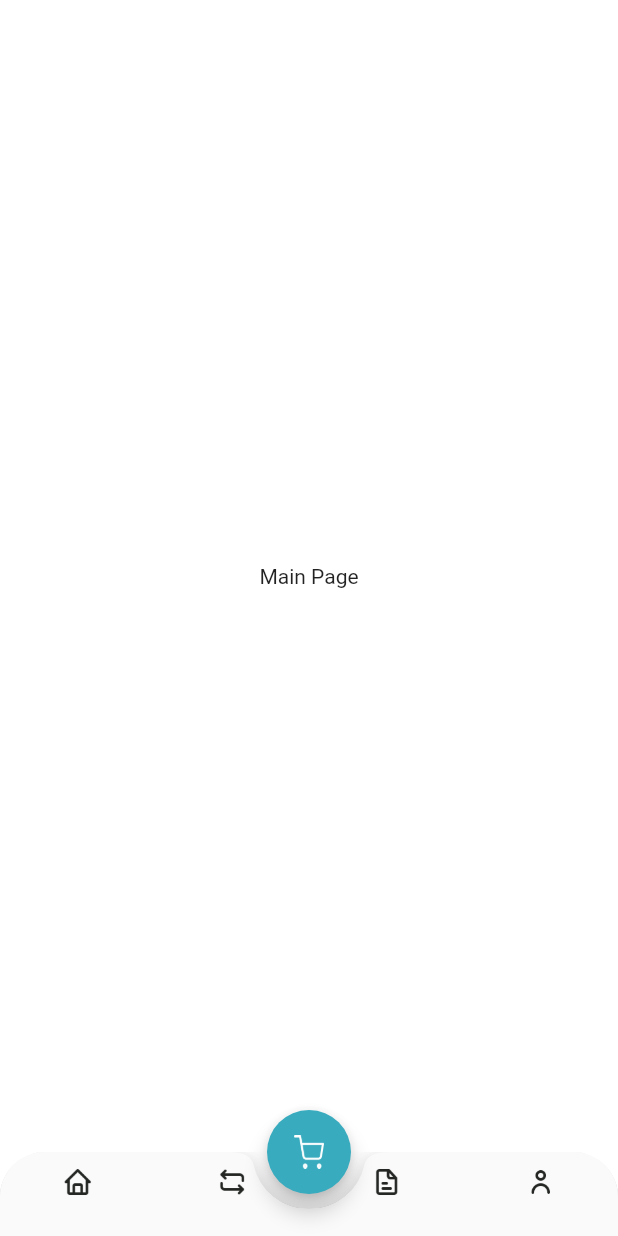
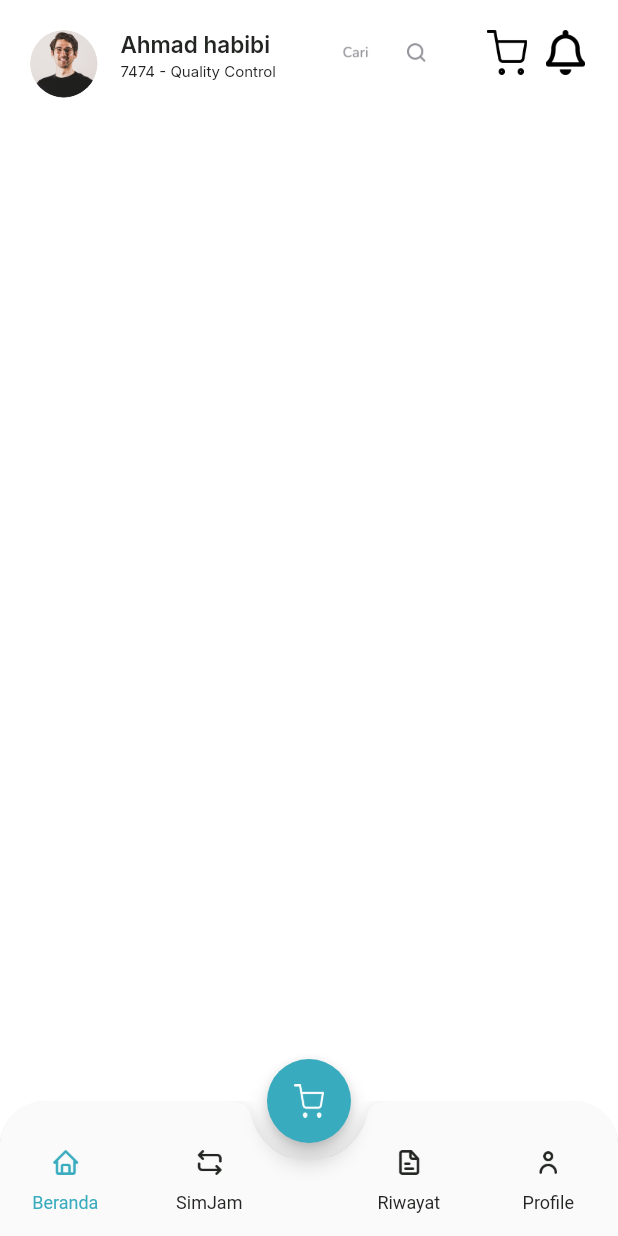
Before and after one commit to adiilam/kopkarsi, a Flutter app: the MainPage screen opened by its route, on a phone screen of 412 x 824 dp. Run offline on Flutter 3.47's test engine with Material 3 defaults, Android fonts, the light colour scheme and no system bars; our stand-ins replace google_fonts.

Commit message:
feat: Home Page

```diff
--- /dev/null
+++ b/lib/pages/home/history_page.dart
@@ -0,0 +1,12 @@
+import 'package:flutter/material.dart';
+
+class HistoryPage extends StatelessWidget {
+  const HistoryPage({super.key});
+
+  @override
+  Widget build(BuildContext context) {
+    return const Center(
+      child: Text('History Page'),
+    );
+  }
+}
--- /dev/null
+++ b/lib/pages/home/home_page.dart
@@ -0,0 +1,130 @@
+// import 'package:flutter/cupertino.dart';
+import 'package:flutter/material.dart';
+// import 'package:flutter/widgets.dart';
+import 'package:kopkarsi/theme.dart';
+
+class HomePage extends StatelessWidget {
+  const HomePage({super.key});
+
+  @override
+  Widget build(BuildContext context) {
+    Widget header() {
+      return Container(
+        margin: EdgeInsets.only(
+          top: defaultMargin,
+          right: defaultMargin,
+          left: defaultMargin,
+        ),
+        child: Row(
+          crossAxisAlignment: CrossAxisAlignment.start,
+          children: [
+            Expanded(
+              child: Column(
+                crossAxisAlignment: CrossAxisAlignment.start,
+                children: [
+                  Container(
+                    width: 45,
+                    height: 45,
+                    decoration: const BoxDecoration(
+                      shape: BoxShape.circle,
+                      image: DecorationImage(
+                        image: AssetImage('assets/image_profil.png'),
+                      ),
+                    ),
+                  ),
+                ],
+              ),
+            ),
+            const SizedBox(
+              width: 12,
+            ),
+            Column(
+              crossAxisAlignment: CrossAxisAlignment.start,
+              children: [
+                Text(
+                  'Ahmad habibi',
+                  style: titleTextStyle.copyWith(
+                    fontSize: 15,
+                    fontWeight: semiBold,
+                  ),
+                ),
+                const SizedBox(
+                  height: 3,
+                ),
+                Text(
+                  '7474 - Quality Control',
+                  style: titleTextStyle.copyWith(
+                    fontSize: 10,
+                    fontWeight: regular,
+                  ),
+                ),
+              ],
+            ),
+            const SizedBox(
+              width: 15,
+            ),
+            // Container(
+            //   margin: const EdgeInsets.only(top: 15),
+            //   height: 30,
+            //   decoration: BoxDecoration(
+            //     color: backgroundColor2,
+            //     borderRadius: BorderRadius.circular(10),
+            //   ),
+            //   child: Row(
+            //     children: [
+            //       const SizedBox(
+            //         width: 10,
+            //       ),
+            //       Expanded(
+            //         child: TextFormField(
+            //           style: titleTextStyle,
+            //           decoration: InputDecoration.collapsed(
+            //             hintText: 'Search',
+            //             hintStyle: subtitleTextStyle,
+            //           ),
+            //         ),
+            //       )
+            //     ],
+            //   ),
+            // ),
+            Column(
+              children: [
+                Row(
+                  children: [
+                    Image.asset(
+                      'assets/input_search.png',
+                      width: 116,
+                      height: 30,
+                    ),
+                    const SizedBox(
+                      width: 8,
+                    ),
+                    Image.asset(
+                      'assets/icon_cart_black.png',
+                      width: 30,
+                      height: 30,
+                    ),
+                    const SizedBox(
+                      width: 9,
+                    ),
+                    Image.asset(
+                      'assets/icon_notification_black.png',
+                      width: 30,
+                      height: 30,
+                    ),
+                  ],
+                ),
+              ],
+            ),
+          ],
+        ),
+      );
+    }
+
+    return ListView(
+      children: [
+        header(),
+      ],
+    );
+  }
+}
--- a/lib/pages/home/main_page.dart
+++ b/lib/pages/home/main_page.dart
@@ -1,55 +1,193 @@
+// import 'package:flutter/widgets.dart';
+import 'package:kopkarsi/pages/home/history_page.dart';
+import 'package:kopkarsi/pages/home/home_page.dart';
+import 'package:kopkarsi/pages/home/profile_page.dart';
+import 'package:kopkarsi/pages/home/simjam_page.dart';
 import 'package:kopkarsi/theme.dart';
 import 'package:flutter/material.dart';
 // import 'package:flutter/theme.dart';
 
-class MainPage extends StatelessWidget {
+class MainPage extends StatefulWidget {
   const MainPage({super.key});
 
   @override
+  State<MainPage> createState() => _MainPageState();
+}
+
+class _MainPageState extends State<MainPage> {
+  int currentIndex = 0;
+
+  @override
   Widget build(BuildContext context) {
-
-    Widget cartButton(){
-      return FloatingActionButton(onPressed: (){},
+    Widget cartButton() {
+      return FloatingActionButton(
+        onPressed: () {},
         backgroundColor: iconColor,
-      child: Image.asset('assets/icon_cart.png',width: 20,),
+        child: Image.asset(
+          'assets/icon_cart.png',
+          width: 20,
+        ),
       );
     }
 
     Widget customBottomNav() {
       return ClipRRect(
-        borderRadius: const BorderRadius.vertical(top: Radius.circular(30),),
+        borderRadius: const BorderRadius.vertical(
+          top: Radius.circular(30),
+        ),
         child: BottomAppBar(
           shape: const CircularNotchedRectangle(),
-          notchMargin: 10,
+          notchMargin: 12,
           clipBehavior: Clip.antiAlias,
           child: BottomNavigationBar(
+            currentIndex: currentIndex,
+            onTap: (value) {
+              print(value);
+              setState(() {
+                currentIndex = value;
+              });
+            },
             type: BottomNavigationBarType.fixed,
+            showSelectedLabels: true,
+            showUnselectedLabels: true,
+            selectedLabelStyle: TextStyle(
+              fontSize: 12,
+              fontWeight: regular,
+            ),
+            unselectedLabelStyle: TextStyle(
+              fontSize: 12,
+              fontWeight: regular,
+            ),
             items: [
               BottomNavigationBarItem(
-              icon: Image.asset(
+                icon: Transform.translate(
+                  offset: const Offset(-8, 5),
+                  child: Column(
+                    mainAxisAlignment: MainAxisAlignment.center,
+                    children: [
+                      Container(
+                        margin: const EdgeInsets.only(
+                          top: 20,
+                          bottom: 10,
+                        ),
+                        child: Image.asset(
                           'assets/icon_home.png',
-              width: 21,
+                          width: 20,
+                          color: currentIndex == 0
+                              ? iconColor
+                              : const Color(0xff222522),
+                        ),
+                      ),
+                      Text(
+                        'Beranda',
+                        style: TextStyle(
+                          fontSize: 12,
+                          color: currentIndex == 0
+                              ? iconColor
+                              : const Color(0xff222522),
+                        ),
+                      ),
+                    ],
+                  ),
                 ),
                 label: '',
               ),
               BottomNavigationBarItem(
-              icon: Image.asset(
+                icon: Transform.translate(
+                  offset: const Offset(-15, 5), // Geser ke kiri
+                  child: Column(
+                    mainAxisAlignment: MainAxisAlignment.center,
+                    children: [
+                      Container(
+                        margin: const EdgeInsets.only(
+                          top: 20,
+                          bottom: 10,
+                        ),
+                        child: Image.asset(
                           'assets/icon_simjam.png',
                           width: 20,
+                          color: currentIndex == 1
+                              ? iconColor
+                              : const Color(0xff222522),
+                        ),
+                      ),
+                      Text(
+                        'SimJam',
+                        style: TextStyle(
+                          fontSize: 12,
+                          color: currentIndex == 1
+                              ? iconColor
+                              : const Color(0xff222522),
+                        ),
+                      ),
+                    ],
+                  ),
                 ),
                 label: '',
               ),
               BottomNavigationBarItem(
-              icon: Image.asset(
+                icon: Transform.translate(
+                  offset: const Offset(15, 5), // Geser ke kiri
+                  child: Column(
+                    mainAxisAlignment: MainAxisAlignment.center,
+                    children: [
+                      Container(
+                        margin: const EdgeInsets.only(
+                          top: 20,
+                          bottom: 10,
+                        ),
+                        child: Image.asset(
                           'assets/icon_riwayat.png',
-              width: 21,
+                          width: 20,
+                          color: currentIndex == 2
+                              ? iconColor
+                              : const Color(0xff222522),
+                        ),
+                      ),
+                      Text(
+                        'Riwayat',
+                        style: TextStyle(
+                          fontSize: 12,
+                          color: currentIndex == 2
+                              ? iconColor
+                              : const Color(0xff222522),
+                        ),
+                      ),
+                    ],
+                  ),
                 ),
                 label: '',
               ),
               BottomNavigationBarItem(
-              icon: Image.asset(
+                icon: Transform.translate(
+                  offset: const Offset(5, 5),
+                  child: Column(
+                    mainAxisAlignment: MainAxisAlignment.center,
+                    children: [
+                      Container(
+                        margin: const EdgeInsets.only(
+                          top: 20,
+                          bottom: 10,
+                        ),
+                        child: Image.asset(
                           'assets/icon_profile.png',
-              width: 21,
+                          width: 20,
+                          color: currentIndex == 3
+                              ? primaryColor
+                              : const Color(0xff222522),
+                        ),
+                      ),
+                      Text(
+                        'Profile',
+                        style: TextStyle(
+                          fontSize: 12,
+                          color: currentIndex == 3
+                              ? primaryColor
+                              : const Color(0xff222522),
+                        ),
+                      ),
+                    ],
+                  ),
                 ),
                 label: '',
               ),
@@ -59,15 +197,31 @@ class MainPage extends StatelessWidget {
       );
     }
 
+    Widget body() {
+      switch (currentIndex) {
+        case 0:
+          return const HomePage();
+        // break;
+        case 1:
+          return const SimjamPage();
+        // break;
+        case 2:
+          return const HistoryPage();
+        // break;
+        case 3:
+          return const ProfilePage();
+        // break;
+        default:
+          return const HomePage();
+      }
+    }
 
     return Scaffold(
       backgroundColor: backgroundColor,
       floatingActionButton: cartButton(),
       floatingActionButtonLocation: FloatingActionButtonLocation.centerDocked,
       bottomNavigationBar: customBottomNav(),
-      body: const Center(
-        child: Text('Main Page'),
-        ),
+      body: body(),
     );
   }
 }
--- /dev/null
+++ b/lib/pages/home/profile_page.dart
@@ -0,0 +1,12 @@
+import 'package:flutter/material.dart';
+
+class ProfilePage extends StatelessWidget {
+  const ProfilePage({super.key});
+
+  @override
+  Widget build(BuildContext context) {
+    return const Center(
+      child: Text('Profile Page'),
+    );
+  }
+}
--- /dev/null
+++ b/lib/pages/home/simjam_page.dart
@@ -0,0 +1,12 @@
+import 'package:flutter/material.dart';
+
+class SimjamPage extends StatelessWidget {
+  const SimjamPage({super.key});
+
+  @override
+  Widget build(BuildContext context) {
+    return const Center(
+      child: Text('Simjam Page'),
+    );
+  }
+}
```
Also changed, not shown: assets/icon_cart_black.png (added), assets/icon_notification_black.png (added), assets/input_search.png (added). Lines whose indentation alone changed are shown as unchanged.
